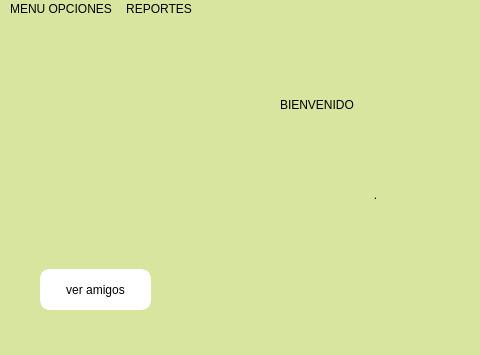
EsdrasBautista/-EDD-Proyecto_202100301, file FASE 2/Fase2/userint.ui: the form before one commit; both pictures show x 0 to 480 and y 0 to 355 of the 755 by 355 pixel window.
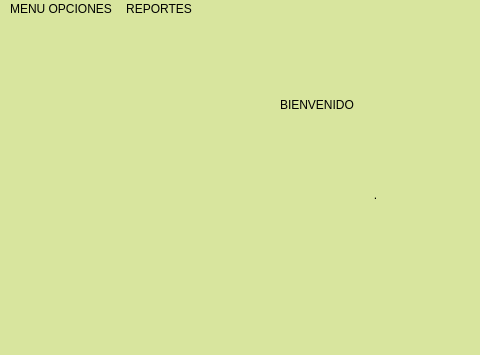
The form after the commit.

The edit to the form file:
```diff
--- a/FASE 2/Fase2/userint.ui
+++ b/FASE 2/Fase2/userint.ui
@@ -80,28 +80,6 @@
      <string>CERRAR SESION</string>
     </property>
    </widget>
-   <widget class="QPushButton" name="pushButton_2">
-    <property name="geometry">
-     <rect>
-      <x>40</x>
-      <y>250</y>
-      <width>111</width>
-      <height>41</height>
-     </rect>
-    </property>
-    <property name="cursor">
-     <cursorShape>PointingHandCursor</cursorShape>
-    </property>
-    <property name="styleSheet">
-     <string notr="true">font: 900 10pt &quot;Segoe UI Black&quot;;
-border: 5px solid white;
-background-color: rgb(255, 255, 255);
-border-radius: 10px;</string>
-    </property>
-    <property name="text">
-     <string>ver amigos</string>
-    </property>
-   </widget>
   </widget>
   <widget class="QMenuBar" name="menubar">
    <property name="geometry">
```
